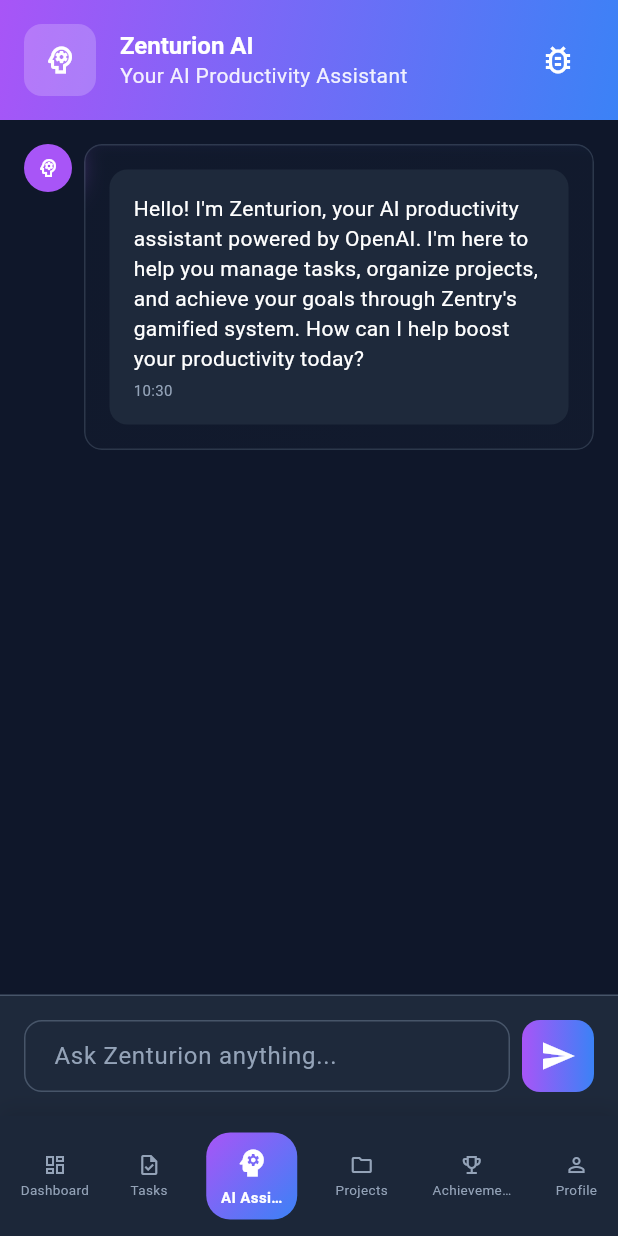
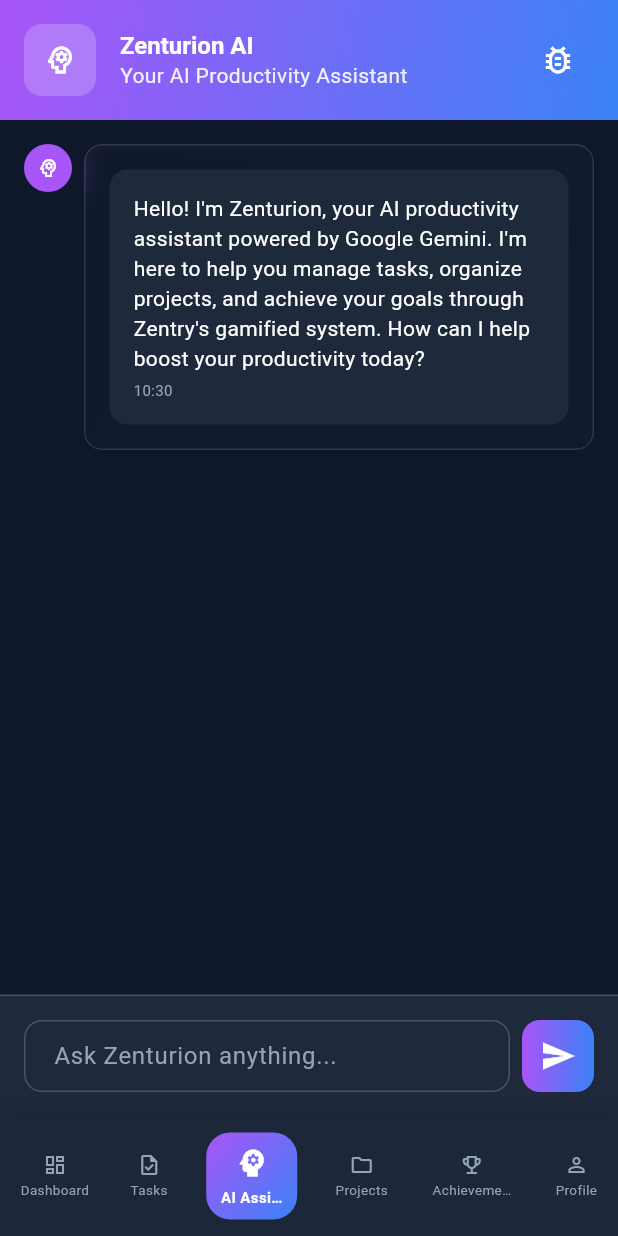
Before and after one commit to lucifron28/zentry_mobile, a Flutter app: the screen it shows after launch, swiped to page 3, on a phone screen of 412 x 824 dp. Run offline on Flutter 3.47's test engine with Material 3 defaults, Android fonts, the phone set to English and light mode, and no system bars; our stand-ins replace flutter_dotenv, flutter_staggered_animations, shared_preferences; accounts and stored records are empty; network calls fail.

Commit message:
change to gemini (debugging mode)

```diff
--- a/lib/screens/ai_assistant_screen.dart
+++ b/lib/screens/ai_assistant_screen.dart
@@ -37,8 +37,8 @@
     final isConfigured = AIService.isConfigured;
 
     final welcomeText = isConfigured
-        ? "Hello! I'm Zenturion, your AI productivity assistant powered by OpenAI. I'm here to help you manage tasks, organize projects, and achieve your goals through Zentry's gamified system. How can I help boost your productivity today?"
-        : "Hello! I'm Zenturion, your AI productivity assistant. I'm currently running in demo mode because the OpenAI API key isn't configured properly. I can still help you with productivity tips and guidance! To unlock my full AI capabilities, please check the debug information below. How can I assist you today?";
+        ? "Hello! I'm Zenturion, your AI productivity assistant powered by Google Gemini. I'm here to help you manage tasks, organize projects, and achieve your goals through Zentry's gamified system. How can I help boost your productivity today?"
+        : "Hello! I'm Zenturion, your AI productivity assistant. I'm currently running in demo mode because the Gemini API key isn't configured properly. I can still help you with productivity tips and guidance! To unlock my full AI capabilities, please check the debug information below. How can I assist you today?";
 
     _messages.add(
       ChatMessage(
@@ -61,28 +61,34 @@
   }
 
   String _getDebugInfo() {
-    final apiKey = EnvConfig.openAIApiKey;
+    final apiKey = EnvConfig.geminiApiKey;
     final hasValidKey = apiKey.isNotEmpty &&
-                       apiKey != 'your_openai_api_key_here' &&
-                       apiKey.startsWith('sk-');
+                       apiKey != 'your_gemini_api_key_here';
 
     return """
 Environment Status:
 • Initialized: ${EnvConfig.isInitialized ? '✅' : '❌'}
 • Debug Mode: ${EnvConfig.debugMode ? '✅' : '❌'}
 
-OpenAI Configuration:
+Google Gemini Configuration:
 • API Key Present: ${hasValidKey ? '✅' : '❌'}
 • API Key Length: ${apiKey.length} characters
 • API Key Prefix: ${apiKey.length > 10 ? apiKey.substring(0, 10) + '...' : apiKey}
-• Model: ${EnvConfig.openAIModel}
-• Max Tokens: ${EnvConfig.openAIMaxTokens}
-• Temperature: ${EnvConfig.openAITemperature}
+• Model: ${EnvConfig.geminiModel}
+• Max Tokens: ${EnvConfig.geminiMaxTokens}
+• Temperature: ${EnvConfig.geminiTemperature}
 
 Service Status:
 • AI Service Configured: ${AIService.isConfigured ? '✅' : '❌'}
 
-Note: If you just updated the .env file, please completely restart the app (not hot reload) for changes to take effect.
+Setup Instructions (if not configured):
+1. Visit: https://makersuite.google.com/app/apikey
+2. Create or get your Gemini API key
+3. Copy .env.example to .env
+4. Replace 'your_gemini_api_key_here' with your actual key
+5. Restart the app completely (not hot reload)
+
+Note: Gemini offers a generous free tier, making it ideal for personal productivity apps.
 """;
   }
 
```
